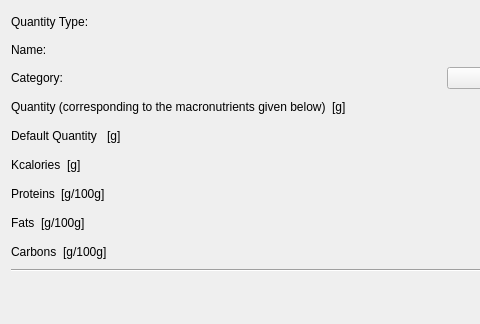
This is addtobasewindow.ui in MieszkoP/DDietTracker as Qt 5 draws it before an edit; both pictures show x 0 to 480 and y 0 to 324 of the 968 by 507 pixel window. The edited form follows.
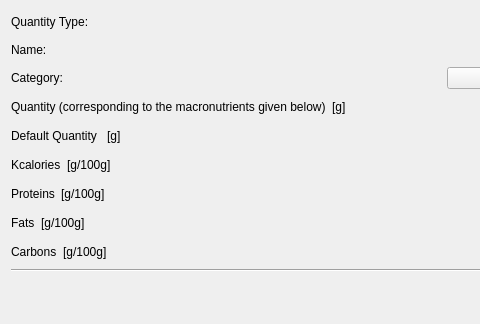
This is the edited form.

```diff
--- a/addtobasewindow.ui
+++ b/addtobasewindow.ui
@@ -251,7 +251,7 @@
      <item>
       <widget class="QLabel" name="KcaloriesQuantity">
        <property name="text">
-        <string>[g]</string>
+        <string>[g/100g]</string>
        </property>
       </widget>
      </item>
```
